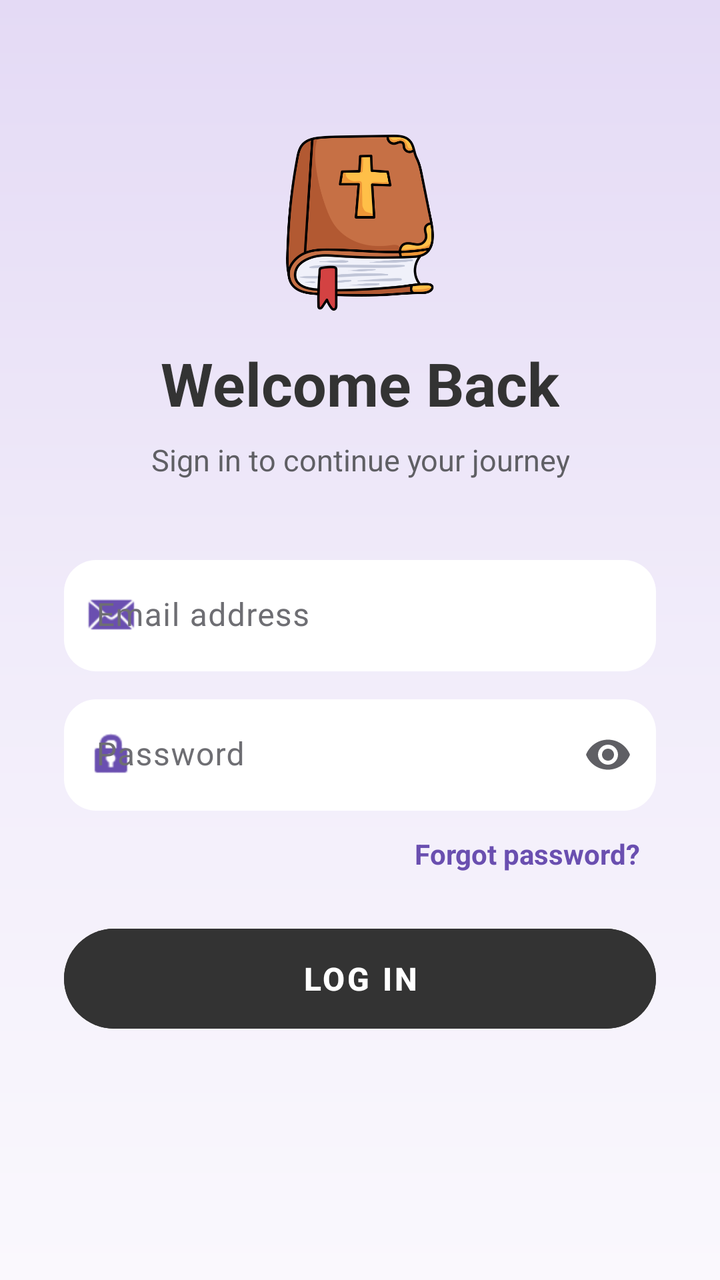
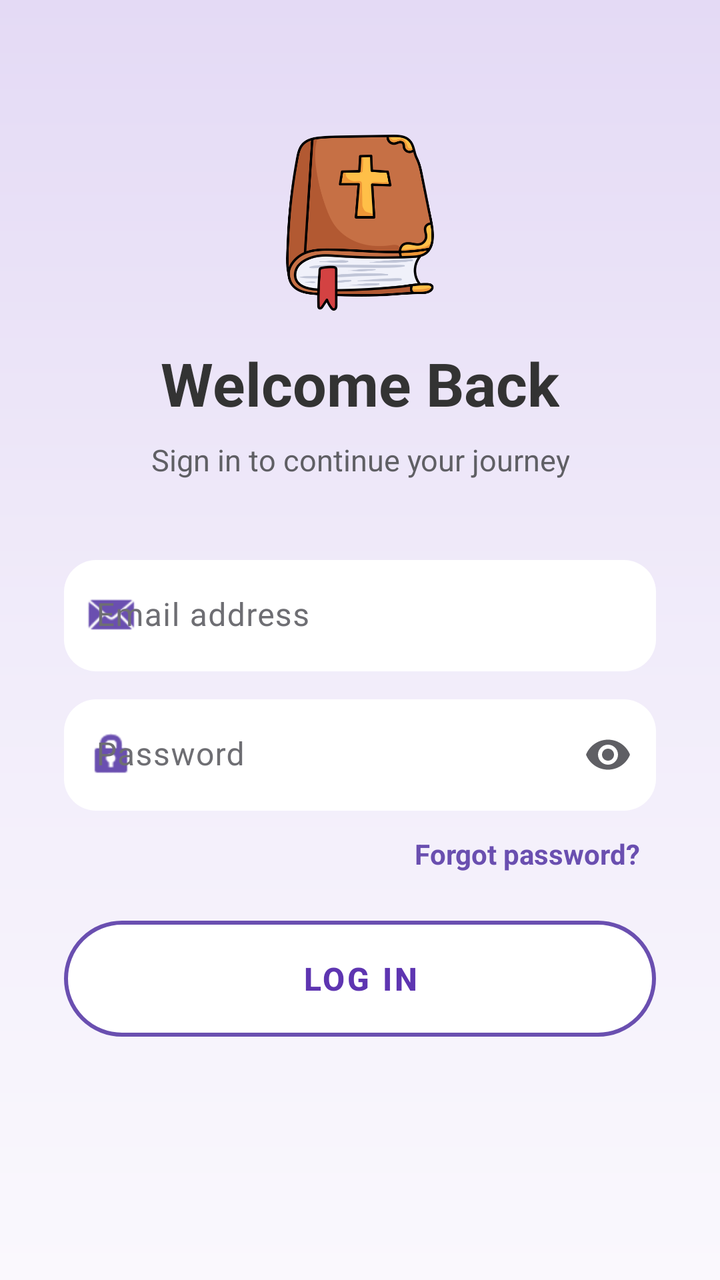

Before-and-after screenshots of an Android layout around one commit, followed by the original layout XML and the change that was made.
<!-- AndroidManifest.xml: application theme Theme.SpiritualTracker -->
<!-- res/layout/activity_login.xml -->
<?xml version="1.0" encoding="utf-8"?>
<ScrollView xmlns:android="http://schemas.android.com/apk/res/android"
    xmlns:app="http://schemas.android.com/apk/res-auto"
    android:layout_width="match_parent"
    android:layout_height="match_parent"
    android:background="@drawable/bg_login"
    android:fillViewport="true">

    <LinearLayout
        android:layout_width="match_parent"
        android:layout_height="wrap_content"
        android:gravity="center"
        android:orientation="vertical"
        android:padding="32dp">

        <ImageView
            android:layout_width="88dp"
            android:layout_height="88dp"
            android:layout_marginBottom="16dp"
            android:src="@drawable/bible" />

        <TextView
            android:id="@+id/tvLoginTitle"
            android:layout_width="wrap_content"
            android:layout_height="wrap_content"
            android:layout_marginBottom="8dp"
            android:text="Welcome Back"
            android:textColor="#333333"
            android:textSize="30sp"
            android:textStyle="bold" />

        <TextView
            android:id="@+id/tvLoginSubtitle"
            android:layout_width="wrap_content"
            android:layout_height="wrap_content"
            android:layout_marginBottom="40dp"
            android:gravity="center"
            android:text="Sign in to continue your journey"
            android:textColor="#5F5F64"
            android:textSize="15sp" />

        <com.google.android.material.textfield.TextInputLayout
            android:id="@+id/tilEmail"
            style="@style/LoginField"
            android:layout_width="match_parent"
            android:layout_height="wrap_content"
            android:layout_marginBottom="14dp"
            android:hint="Email address"
            app:startIconDrawable="@android:drawable/sym_action_email"
            app:startIconTint="#6A4FB0">

            <com.google.android.material.textfield.TextInputEditText
                android:id="@+id/etEmail"
                android:layout_width="match_parent"
                android:layout_height="wrap_content"
                android:imeOptions="actionNext"
                android:inputType="textEmailAddress"
                android:textColor="#1A1A1A"
                android:textSize="16sp" />
        </com.google.android.material.textfield.TextInputLayout>

        <com.google.android.material.textfield.TextInputLayout
            android:id="@+id/tilPassword"
            style="@style/LoginField"
            android:layout_width="match_parent"
            android:layout_height="wrap_content"
            android:hint="Password"
            app:endIconMode="password_toggle"
            app:endIconTint="#5F5F64"
            app:startIconDrawable="@android:drawable/ic_lock_idle_lock"
            app:startIconTint="#6A4FB0">

            <com.google.android.material.textfield.TextInputEditText
                android:id="@+id/etPassword"
                android:layout_width="match_parent"
                android:layout_height="wrap_content"
                android:imeOptions="actionDone"
                android:inputType="textPassword"
                android:textColor="#1A1A1A"
                android:textSize="16sp" />
        </com.google.android.material.textfield.TextInputLayout>

        <TextView
            android:id="@+id/tvForgot"
            android:layout_width="wrap_content"
            android:layout_height="wrap_content"
            android:layout_gravity="end"
            android:layout_marginTop="4dp"
            android:layout_marginBottom="16dp"
            android:background="?attr/selectableItemBackground"
            android:padding="8dp"
            android:text="Forgot password?"
            android:textColor="#6A4FB0"
            android:textSize="14sp"
            android:textStyle="bold" />

        <com.google.android.material.button.MaterialButton
            android:id="@+id/btnLogin"
            android:layout_width="match_parent"
            android:layout_height="58dp"
            android:layout_marginBottom="14dp"
            android:backgroundTint="#333333"
            android:letterSpacing="0.08"
            android:text="LOG IN"
            android:textColor="#FFFFFF"
            android:textSize="16sp"
            android:textStyle="bold"
            app:cornerRadius="29dp" />

        <TextView
            android:id="@+id/tvRegister"
            android:layout_width="wrap_content"
            android:layout_height="wrap_content"
            android:background="?attr/selectableItemBackground"
            android:padding="10dp"
            android:textColor="#333333"
            android:textSize="15sp" />

    </LinearLayout>
</ScrollView>
<!-- resources referenced by this layout -->
<resources>
  <!-- drawable bg_login (drawable) -->
  <?xml version="1.0" encoding="utf-8"?>
  <shape xmlns:android="http://schemas.android.com/apk/res/android">
      <gradient
          android:angle="270"
          android:startColor="#E4DAF5"
          android:centerColor="#F1ECFA"
          android:endColor="#FAF8FD" />
  </shape>
  <!-- drawable bible: png bitmap (drawable, 43508 bytes) -->
  <style name="LoginField" parent="Widget.Material3.TextInputLayout.FilledBox">
          <item name="boxBackgroundColor">#FFFFFF</item>
          <item name="boxStrokeWidth">0dp</item>
          <item name="boxStrokeWidthFocused">0dp</item>
          <item name="boxCornerRadiusTopStart">16dp</item>
          <item name="boxCornerRadiusTopEnd">16dp</item>
          <item name="boxCornerRadiusBottomStart">16dp</item>
          <item name="boxCornerRadiusBottomEnd">16dp</item>
          <item name="hintTextColor">#6A4FB0</item>
          <item name="android:textColorHint">#6E6E73</item>
          <item name="errorTextColor">#C62828</item>
          <item name="helperTextTextColor">#5F5F64</item>
          <item name="android:elevation">2dp</item>
      </style>
  <style name="Theme.SpiritualTracker" parent="Base.Theme.SpiritualTracker" />
  <style name="Base.Theme.SpiritualTracker" parent="Theme.Material3.DayNight.NoActionBar">
          <item name="colorPrimary">#7E57C2</item>
          <item name="colorOnPrimary">#FFFFFF</item>
          <item name="colorSecondaryContainer">#D1C4E9</item>
          <item name="colorOnSecondaryContainer">#7E57C2</item>
          <item name="android:windowBackground">#F3F4F9</item>
          
          <item name="android:navigationBarColor">#F5F5F5</item>
          <item name="android:windowLightNavigationBar" tools:targetApi="27">true</item>
      </style>
</resources>

<!-- the commit's change to res/layout/activity_login.xml (unified diff, before → after) -->
@@ -99,13 +99,14 @@
             android:layout_width="match_parent"
             android:layout_height="58dp"
             android:layout_marginBottom="14dp"
-            android:backgroundTint="#333333"
+            android:background="@drawable/bg_login_button"
+            android:elevation="4dp"
             android:letterSpacing="0.08"
             android:text="LOG IN"
-            android:textColor="#FFFFFF"
+            android:textColor="#5E35B1"
             android:textSize="16sp"
             android:textStyle="bold"
-            app:cornerRadius="29dp" />
+            app:backgroundTint="@null" />
 
         <TextView
             android:id="@+id/tvRegister"
<!-- resource entries referenced after the edit -->
@@ -9,6 +9,24 @@
           android:centerColor="#F1ECFA"
           android:endColor="#FAF8FD" />
   </shape>
+  <!-- drawable bg_login_button (drawable) -->
+  <?xml version="1.0" encoding="utf-8"?>
+  <selector xmlns:android="http://schemas.android.com/apk/res/android">
+      <item android:state_enabled="false">
+          <shape android:shape="rectangle">
+              <solid android:color="#FFFFFF" />
+              <stroke android:width="2dp" android:color="#C9BCE6" />
+              <corners android:radius="29dp" />
+          </shape>
+      </item>
+      <item>
+          <shape android:shape="rectangle">
+              <solid android:color="#FFFFFF" />
+              <stroke android:width="2dp" android:color="#6A4FB0" />
+              <corners android:radius="29dp" />
+          </shape>
+      </item>
+  </selector>
   <!-- drawable bible: png bitmap (drawable, 43508 bytes) -->
   <style name="LoginField" parent="Widget.Material3.TextInputLayout.FilledBox">
           <item name="boxBackgroundColor">#FFFFFF</item>
